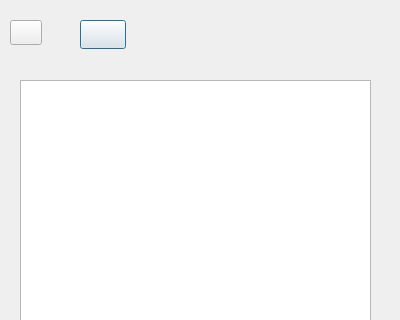
Old version of the form packages/CodeGenerator/ui_code_generator.ui in the repository heinz-preisig/ProMo13; both pictures show x 0 to 400 and y 0 to 320 of the 400 by 556 pixel window.
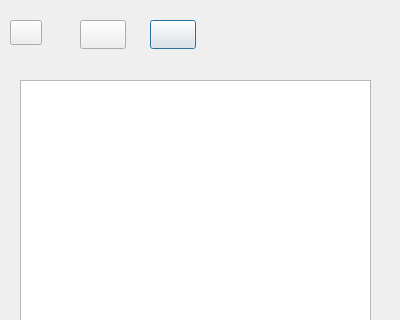
New version of the form.

Diff of the .ui file:
```diff
--- a/packages/CodeGenerator/ui_code_generator.ui
+++ b/packages/CodeGenerator/ui_code_generator.ui
@@ -70,6 +70,34 @@
     </rect>
    </property>
   </widget>
+  <widget class="QPushButton" name="pushInfo">
+   <property name="geometry">
+    <rect>
+     <x>150</x>
+     <y>20</y>
+     <width>46</width>
+     <height>29</height>
+    </rect>
+   </property>
+   <property name="sizePolicy">
+    <sizepolicy hsizetype="Expanding" vsizetype="Expanding">
+     <horstretch>0</horstretch>
+     <verstretch>0</verstretch>
+    </sizepolicy>
+   </property>
+   <property name="toolTip">
+    <string>&lt;html&gt;&lt;head/&gt;&lt;body&gt;&lt;p&gt;- compiles into all available code languages&lt;/p&gt;&lt;p&gt;- writes equations and variables as well as index file&lt;/p&gt;&lt;p&gt;- generates latex files with dot graphs&lt;/p&gt;&lt;/body&gt;&lt;/html&gt;</string>
+   </property>
+   <property name="text">
+    <string/>
+   </property>
+   <property name="autoDefault">
+    <bool>false</bool>
+   </property>
+   <property name="default">
+    <bool>true</bool>
+   </property>
+  </widget>
  </widget>
  <resources/>
  <connections/>
```
Left out of the diff: 4 changed lines with no effect on the pictures.
